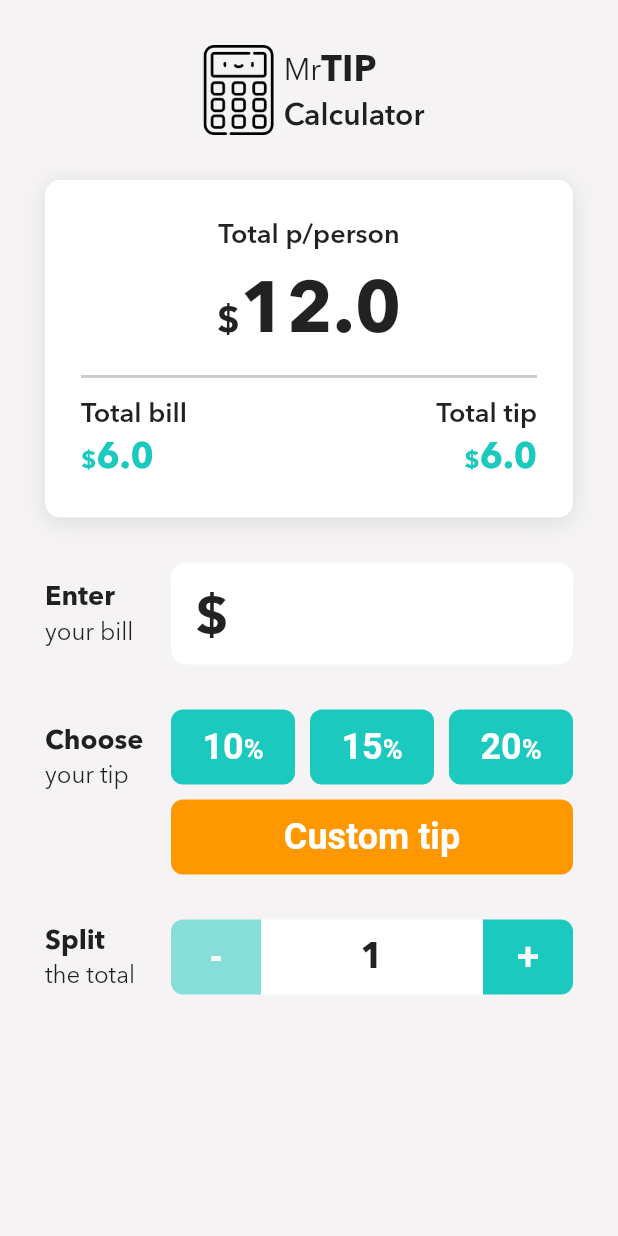
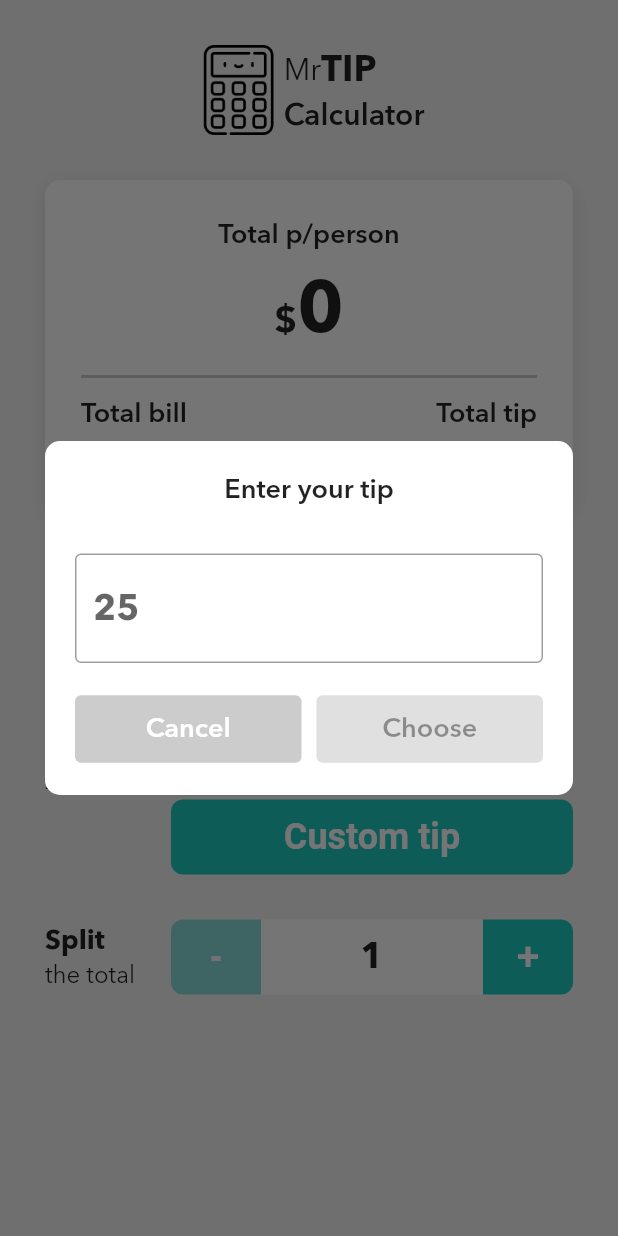
Before and after one commit to algo1010/TipCalculator, a Flutter app: the screen it shows after launch, after a tap on "Custom tip", on a phone screen of 412 x 824 dp. Run offline on Flutter 3.47's test engine with Material 2 defaults, Android fonts, the phone set to English and light mode, and no system bars; our stand-ins replace get.

Commit message:
Add tip input popup

```diff
--- a/lib/app.dart
+++ b/lib/app.dart
@@ -1,14 +1,12 @@
-import 'dart:math';
-
-import 'package:calculator/controllers/bill_controller.dart';
-import 'package:calculator/controllers/result_controller.dart';
-import 'package:calculator/controllers/split_controller.dart';
-import 'package:calculator/controllers/tip_controller.dart';
-import 'package:calculator/views/bill_input.dart';
-import 'package:calculator/views/logo.dart';
-import 'package:calculator/views/result.dart';
-import 'package:calculator/views/spit_input.dart';
-import 'package:calculator/views/tip_input.dart';
+import './controllers/bill_controller.dart';
+import './controllers/result_controller.dart';
+import './controllers/split_controller.dart';
+import './controllers/tip_controller.dart';
+import './views/bill_input.dart';
+import './views/logo.dart';
+import './views/result.dart';
+import './views/spit_input.dart';
+import './views/tip_input.dart';
 import 'package:flutter/material.dart';
 import 'package:get/get.dart';
 
@@ -17,23 +15,23 @@ class CalculatorApp extends StatelessWidget {
 
   @override
   Widget build(BuildContext context) {
-    // Inject Result controller for result component
-    Get.put(ResultController());
     // Inject Split controller for split component
     Get.put(SplitController());
     // Inject Split controller for split component
     Get.put(TipController());
     // Inject Split controller for split component
     Get.put(BillController());
+    // Inject Result controller for result component
+    Get.put(ResultController());
 
-    return const Scaffold(
-      backgroundColor: Color.fromARGB(255, 245, 243, 244),
+    return Scaffold(
+      backgroundColor: const Color.fromARGB(255, 245, 243, 244),
       body: SafeArea(
         child: SingleChildScrollView(
           child: Padding(
-            padding: EdgeInsets.fromLTRB(30, 30, 30, 40),
+            padding: const EdgeInsets.fromLTRB(30, 30, 30, 40),
             child: Column(
-              children: [
+              children: const [
                 Logo(),
                 SizedBox(height: 30),
                 ResultComponent(),
--- /dev/null
+++ b/lib/common/input_popup.dart
@@ -0,0 +1,168 @@
+import '../config/theme_color.dart';
+import '../config/theme_font.dart';
+import 'package:flutter/material.dart';
+import 'package:get/get.dart';
+
+class InputPopup extends StatefulWidget {
+  final String title;
+  final String? message;
+  final VoidCallback? onCancel;
+  final void Function(int)? onChoose;
+
+  const InputPopup({
+    super.key,
+    required this.title,
+    this.message,
+    this.onCancel,
+    this.onChoose,
+  });
+
+  @override
+  State<InputPopup> createState() => _InputPopupState();
+}
+
+class _InputPopupState extends State<InputPopup> {
+  final TextEditingController controller = TextEditingController();
+  var isError = false;
+  var isAllowChoose = false;
+  var value = 0;
+
+  @override
+  void initState() {
+    super.initState();
+    controller.addListener(handleTextChange);
+  }
+
+  @override
+  void dispose() {
+    super.dispose();
+    controller.removeListener(handleTextChange);
+  }
+
+  void handleTextChange() {
+    final value = int.tryParse(controller.text);
+    setState(() {
+      if (value != null && value <= 100) {
+        isError = false;
+        this.value = value;
+        isAllowChoose = true;
+      } else {
+        if (controller.text.isNotEmpty) {
+          isError = true;
+        } else {
+          isError = false;
+          isAllowChoose = false;
+        }
+      }
+    });
+  }
+
+  @override
+  Widget build(BuildContext context) {
+    return Column(
+      mainAxisAlignment: MainAxisAlignment.center,
+      children: [
+        Padding(
+          padding: const EdgeInsets.symmetric(horizontal: 30),
+          child: Container(
+            decoration: const BoxDecoration(
+              color: Colors.white,
+              borderRadius: BorderRadius.all(Radius.circular(10)),
+            ),
+            child: Padding(
+              padding: const EdgeInsets.all(20.0),
+              child: Material(
+                color: Colors.transparent,
+                child: Column(
+                  crossAxisAlignment: CrossAxisAlignment.stretch,
+                  children: [
+                    Text(
+                      widget.title,
+                      style: ThemeFont.demibold(fontSize: 18),
+                      textAlign: TextAlign.center,
+                    ),
+                    const SizedBox(height: 10),
+                    if (widget.message != null)
+                      Text(
+                        widget.message!,
+                        textAlign: TextAlign.center,
+                      ),
+                    const SizedBox(height: 20),
+                    TextField(
+                      enableInteractiveSelection: false,
+                      controller: controller,
+                      style: ThemeFont.bold(fontSize: 24),
+                      decoration: InputDecoration(
+                        hintText: '25',
+                        border: const OutlineInputBorder(),
+                        errorText: isError ? "Maximum is 100%" : null,
+                        errorStyle: ThemeFont.demibold(fontSize: 11),
+                        suffixText: '%',
+                        suffixStyle: ThemeFont.bold(fontSize: 18),
+                      ),
+                      keyboardType: TextInputType.number,
+                    ),
+                    //Buttons
+                    const SizedBox(height: 20),
+                    Row(
+                      children: [
+                        Expanded(
+                          child: ElevatedButton(
+                            style: ElevatedButton.styleFrom(
+                              minimumSize: const Size(0, 45),
+                              backgroundColor: ThemeColor.separator,
+                              shape: RoundedRectangleBorder(
+                                borderRadius: BorderRadius.circular(4),
+                              ),
+                              shadowColor: Colors.transparent,
+                            ),
+                            onPressed: _onCancel,
+                            child: Text(
+                              'Cancel',
+                              style: ThemeFont.demibold(fontSize: 18),
+                            ),
+                          ),
+                        ),
+                        const SizedBox(width: 10),
+                        Expanded(
+                          child: ElevatedButton(
+                            style: ElevatedButton.styleFrom(
+                              foregroundColor: const Color(0xFFFFFFFF),
+                              backgroundColor: ThemeColor.primary,
+                              minimumSize: const Size(0, 45),
+                              shape: RoundedRectangleBorder(
+                                borderRadius: BorderRadius.circular(4),
+                              ),
+                              shadowColor: Colors.transparent,
+                            ),
+                            onPressed:
+                                !isAllowChoose || isError ? null : _onChoose,
+                            child: Text(
+                              'Choose',
+                              style: ThemeFont.demibold(fontSize: 18),
+                            ),
+                          ),
+                        ),
+                      ],
+                    ),
+                  ],
+                ),
+              ),
+            ),
+          ),
+        ),
+      ],
+    );
+  }
+
+  void _onCancel() {
+    Get.back();
+  }
+
+  void _onChoose() {
+    if (widget.onChoose != null) {
+      widget.onChoose!(value);
+    }
+    Get.back();
+  }
+}
--- a/lib/controllers/result_controller.dart
+++ b/lib/controllers/result_controller.dart
@@ -1,27 +1,55 @@
+import '../controllers/tip_controller.dart';
 import './bill_controller.dart';
 import './split_controller.dart';
 import 'package:get/get.dart';
 
 class ResultController extends GetxController {
-  var totalPerPerson = 12.0.obs;
-  var totalBill = 6.0.obs;
-  var totalTip = 6.0.obs;
+  var totalPerPerson = '0'.obs;
+  var totalBill = '0'.obs;
+  var totalTip = '0'.obs;
 
-  String get totalBillText => totalBill.string;
-
-  String get totalTipText => totalTip.string;
+  String get totalBillText => totalBill.value;
+  String get totalTipText => totalTip.value;
 
   @override
-  void onInit() {
-    super.onInit();
+  void onReady() {
+    super.onReady();
 
-    final splitValue = Get.find<SplitController>().count.stream;
-    final billValue = Get.find<BillController>().billValue.stream;
+    final splitStream = Get.find<SplitController>().count.stream;
+    final billStream = Get.find<BillController>().billValue.stream;
+    final tipStream = Get.find<TipController>().tipValue.stream;
 
-    Rx.
+    splitStream.listen((event) {
+      calculate();
+    });
+
+    billStream.listen((event) {
+      calculate();
+    });
+
+    tipStream.listen((event) {
+      calculate();
+    });
   }
 
   void calculate() {
+    final split = Get.find<SplitController>().count.value;
+    final bill = Get.find<BillController>().billValue.value;
+    final tip = Get.find<TipController>().tipValue.value;
+    final tipAmount = tip * bill;
+    final totalAmount = tipAmount + bill;
 
+    final totalTipRaw = tipAmount.toPrecision(1);
+    final totalPerPersonRaw = (totalAmount / split).toPrecision(1);
+    final totalBillRaw = totalAmount.toPrecision(1);
+
+    totalTip.value = totalTipRaw
+        .toStringAsFixed(totalTipRaw.truncateToDouble() == totalTipRaw ? 0 : 1);
+    totalPerPerson.value = totalPerPersonRaw.toStringAsFixed(
+        totalPerPersonRaw.truncateToDouble() == totalPerPersonRaw ? 0 : 1);
+    totalBill.value = totalBillRaw.toStringAsFixed(
+        totalBillRaw.truncateToDouble() == totalBillRaw ? 0 : 1);
+
+    update();
   }
 }
--- a/lib/controllers/tip_controller.dart
+++ b/lib/controllers/tip_controller.dart
@@ -1,4 +1,4 @@
-import 'package:calculator/config/theme_color.dart';
+import '../config/theme_color.dart';
 import 'package:flutter/material.dart';
 import 'package:get/get.dart';
 
@@ -11,8 +11,9 @@ enum Tip {
 }
 
 class TipController extends GetxController {
-  var selectedTip = Tip.tenPercent.obs;
+  var selectedTip = Tip.none.obs;
   var customTipValue = 0.obs;
+  var tipValue = 0.0.obs;
 
   Color get tenPercentBackgroundColor => selectedTip.value == Tip.tenPercent
       ? ThemeColor.secondary
@@ -32,8 +33,29 @@ class TipController extends GetxController {
       ? ThemeColor.secondary
       : ThemeColor.primary;
 
-  void selectTip({required Tip tip}) {
+  String get customTipText =>
+      selectedTip.value == Tip.custom ? customTipValue.string : 'Custom tip';
+
+  String? get customTipSuffix => selectedTip.value == Tip.custom ? '%' : null;
+
+  void selectTip({required Tip tip, int? percent}) {
     selectedTip.value = tip;
+    switch (tip) {
+      case Tip.tenPercent:
+        tipValue.value = 0.1;
+        break;
+      case Tip.fifteenPercent:
+        tipValue.value = 0.15;
+        break;
+      case Tip.twentyPercent:
+        tipValue.value = 0.2;
+        break;
+      case Tip.custom:
+        customTipValue.value = percent ?? 0;
+        tipValue.value = percent != null ? percent / 100.0 : 0.0;
+        break;
+      default:
+    }
     update();
   }
 }
--- a/lib/main.dart
+++ b/lib/main.dart
@@ -1,4 +1,4 @@
-import 'package:calculator/app.dart';
+import './app.dart';
 import 'package:flutter/material.dart';
 import 'package:get/get.dart';
 
--- a/lib/utils/utils.dart
+++ b/lib/utils/utils.dart
@@ -1,5 +1,4 @@
 import 'package:flutter/material.dart';
-
 import '../config/theme_font.dart';
 
 Text createTipTitle(
--- a/lib/views/amount.dart
+++ b/lib/views/amount.dart
@@ -1,5 +1,5 @@
-import 'package:calculator/config/theme_color.dart';
-import 'package:calculator/config/theme_font.dart';
+import '../config/theme_color.dart';
+import '../config/theme_font.dart';
 import 'package:flutter/material.dart';
 
 class AmountComponent extends StatelessWidget {
--- a/lib/views/bill_input.dart
+++ b/lib/views/bill_input.dart
@@ -1,7 +1,7 @@
-import 'package:calculator/config/theme_color.dart';
-import 'package:calculator/config/theme_font.dart';
-import 'package:calculator/controllers/bill_controller.dart';
-import 'package:calculator/views/header.dart';
+import '../config/theme_color.dart';
+import '../config/theme_font.dart';
+import '../controllers/bill_controller.dart';
+import '../views/header.dart';
 import 'package:flutter/material.dart';
 import 'package:get/get.dart';
 
@@ -42,6 +42,7 @@ class BillInputComponent extends StatelessWidget {
                       const SizedBox(width: 16),
                       Expanded(
                         child: TextField(
+                            enableInteractiveSelection: false,
                             controller: controller.textController,
                             style: style,
                             decoration:
--- a/lib/views/header.dart
+++ b/lib/views/header.dart
@@ -1,4 +1,4 @@
-import 'package:calculator/config/theme_font.dart';
+import '../config/theme_font.dart';
 import 'package:flutter/material.dart';
 
 class HeaderComponent extends StatelessWidget {
--- a/lib/views/logo.dart
+++ b/lib/views/logo.dart
@@ -1,4 +1,4 @@
-import 'package:calculator/config/theme_font.dart';
+import '../config/theme_font.dart';
 import 'package:flutter/material.dart';
 
 class Logo extends StatelessWidget {
--- a/lib/views/result.dart
+++ b/lib/views/result.dart
@@ -1,7 +1,7 @@
-import 'package:calculator/config/theme_color.dart';
-import 'package:calculator/config/theme_font.dart';
-import 'package:calculator/controllers/result_controller.dart';
-import 'package:calculator/views/amount.dart';
+import '../config/theme_color.dart';
+import '../config/theme_font.dart';
+import '../controllers/result_controller.dart';
+import '../views/amount.dart';
 import 'package:flutter/material.dart';
 import 'package:get/get.dart';
 
@@ -40,7 +40,7 @@ class ResultComponent extends StatelessWidget {
                   style: ThemeFont.bold(fontSize: 24),
                 ),
                 Obx(() => Text(
-                      controller.totalPerPerson.toString(),
+                      controller.totalPerPerson.value,
                       style: ThemeFont.bold(fontSize: 48),
                     )),
               ],
--- a/lib/views/tip_input.dart
+++ b/lib/views/tip_input.dart
@@ -1,9 +1,10 @@
-import 'package:calculator/controllers/tip_controller.dart';
-import 'package:calculator/utils/utils.dart';
-import 'package:calculator/views/header.dart';
+import '../common/input_popup.dart';
+import '../controllers/tip_controller.dart';
+import '../utils/utils.dart';
+import '../views/header.dart';
+import '../common/tip_button.dart';
 import 'package:flutter/material.dart';
 import 'package:get/get.dart';
-import '../common/tip_button.dart';
 
 class TipInputComponent extends StatelessWidget {
   const TipInputComponent({super.key});
@@ -73,9 +74,12 @@ class TipInputComponent extends StatelessWidget {
                 SizedBox(
                     height: 50,
                     child: TipButton(
-                      title: createTipTitle(value: 'Custom tip'),
+                      title: createTipTitle(
+                        value: controller.customTipText,
+                        sufix: controller.customTipSuffix,
+                      ),
                       onTapped: () {
-                        controller.selectTip(tip: Tip.custom);
+                        showCustomTipPopup();
                       },
                       backgroundColor: controller.customPercentBackgroundColor,
                     )),
@@ -86,4 +90,17 @@ class TipInputComponent extends StatelessWidget {
       ],
     );
   }
+
+  void showCustomTipPopup() {
+    Get.dialog(
+      InputPopup(
+        title: 'Enter your tip',
+        onChoose: (int percent) {
+          final controller = Get.find<TipController>();
+          controller.selectTip(tip: Tip.custom, percent: percent);
+        },
+      ),
+      barrierDismissible: true,
+    );
+  }
 }
--- a/pubspec.yaml
+++ b/pubspec.yaml
@@ -19,7 +19,7 @@ publish_to: 'none' # Remove this line if you wish to publish to pub.dev
 version: 1.0.0+1
 
 environment:
-  sdk: '>=3.0.0 <4.0.0'
+  sdk: '>=2.19.6 <3.0.0'
 
 # Dependencies specify other packages that your package needs in order to work.
 # To automatically upgrade your package dependencies to the latest versions
```
Also changed, not shown: lib/views/spit_input.dart (+4 -5 lines), pubspec.lock.
